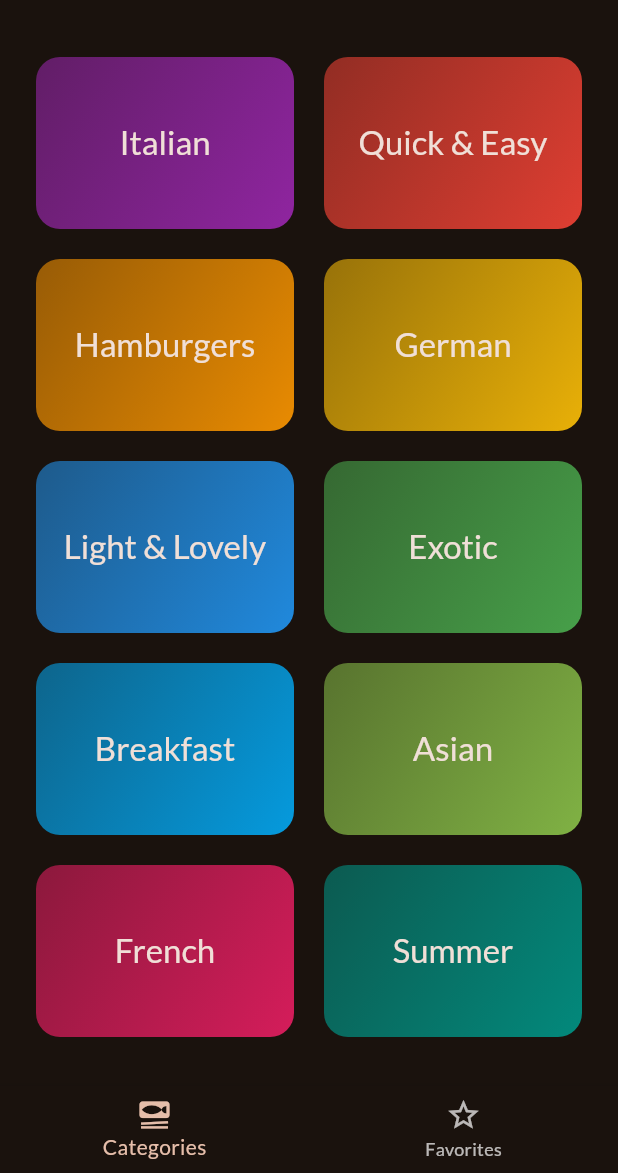
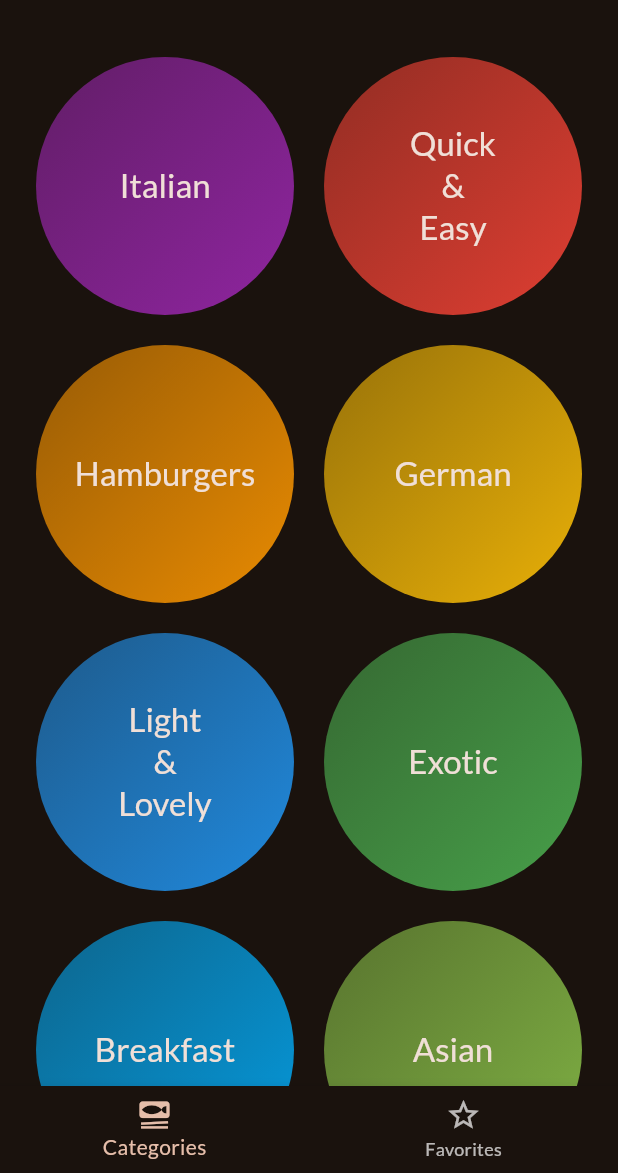
Before and after one commit to hoosamMr/FlutterMealsApp, a Flutter app: the screen it shows after launch, on a phone screen of 412 x 824 dp, the part 63-1236 px from its top. Run offline on Flutter 3.47's test engine with Material 3 defaults, Android fonts, the phone set to English and light mode, and no system bars; our stand-ins replace flutter_riverpod, google_fonts, transparent_image.

```diff
--- a/lib/data/dummy_data.dart
+++ b/lib/data/dummy_data.dart
@@ -12,7 +12,7 @@ const availableCategories = [
   ),
   Category(
     id: 'c2',
-    title: 'Quick & Easy',
+    title: 'Quick\n&\nEasy',
     color: Colors.red,
   ),
   Category(
@@ -27,7 +27,7 @@ const availableCategories = [
   ),
   Category(
     id: 'c5',
-    title: 'Light & Lovely',
+    title: 'Light\n&\nLovely',
     color: Colors.blue,
   ),
   Category(
--- a/lib/screens/categories.dart
+++ b/lib/screens/categories.dart
@@ -71,7 +71,7 @@ class _CategoriesScreenState extends State<CategoriesScreen>
           padding: const EdgeInsets.all(24),
           gridDelegate: const SliverGridDelegateWithFixedCrossAxisCount(
             crossAxisCount: 2,
-            childAspectRatio: 3 / 2,
+            childAspectRatio: 2 / 2,
             crossAxisSpacing: 20,
             mainAxisSpacing: 20,
           ),
@@ -87,10 +87,14 @@ class _CategoriesScreenState extends State<CategoriesScreen>
         ),
         builder: (contex, child) => SlideTransition(
               position: Tween(
-                begin: const Offset(-1, 0), //0 means no offset!. x,y axis
+                begin: const Offset(1, 0), //0 means no offset!. x,y axis
                 end: const Offset(0, 0),
-              ).animate(CurvedAnimation(
-                  parent: _animationController, curve: Curves.easeInOut)),
+              ).animate(
+                CurvedAnimation(
+                  parent: _animationController,
+                  curve: Curves.easeInOut,
+                ),
+              ),
               child: child,
             )
         /*Padding(
--- a/lib/widgets/category_grid_item.dart
+++ b/lib/widgets/category_grid_item.dart
@@ -14,7 +14,7 @@ class CategoryGridItem extends StatelessWidget {
   @override
   Widget build(BuildContext context) {
 
-    BorderRadius br = BorderRadius.circular(16);
+    BorderRadius br = BorderRadius.circular(3000);
     return InkWell(
 
       onTap: onSelectCategory,
```
